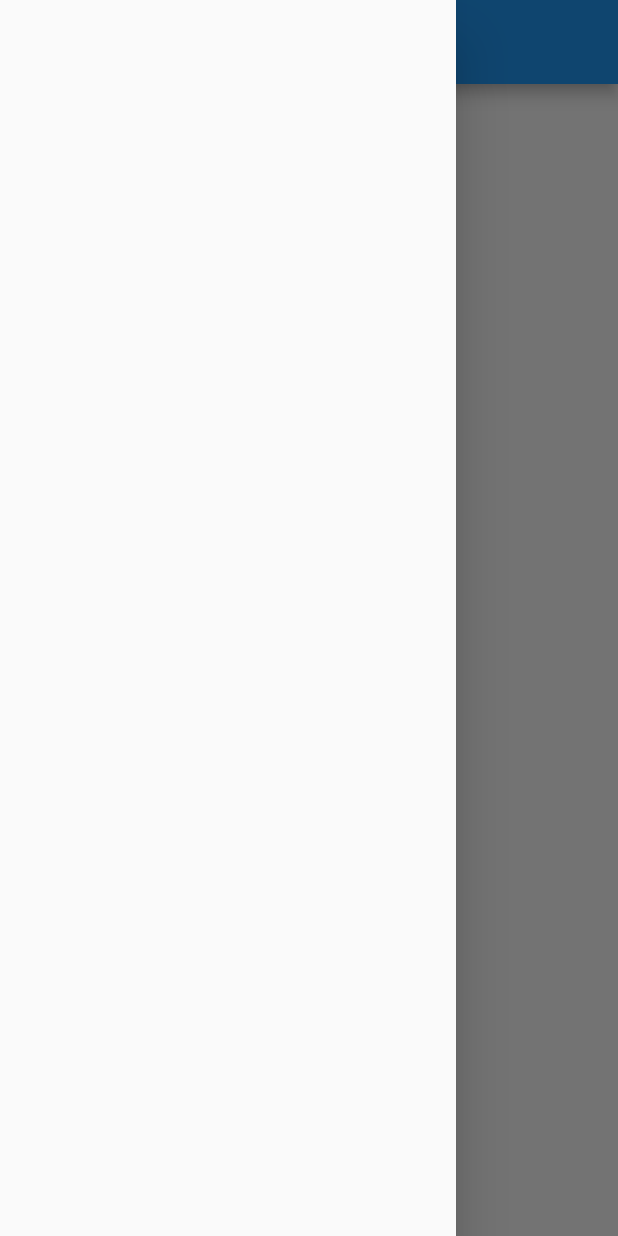
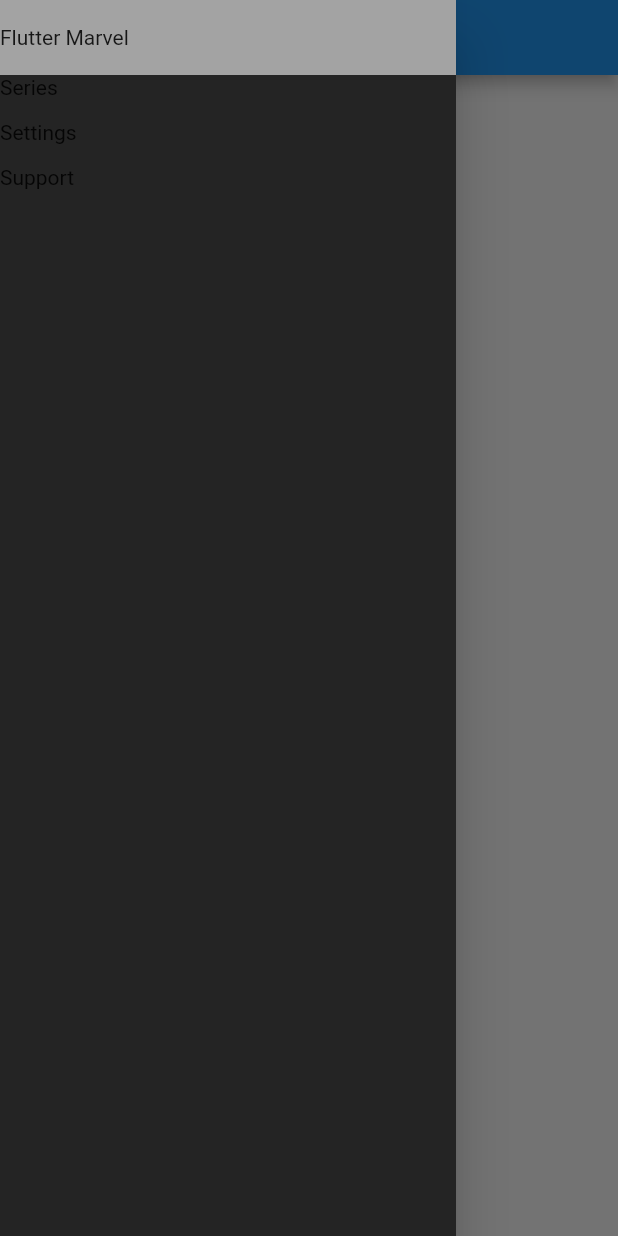
Before and after one commit to sh1l0n/flutter-marvel, a Flutter app: the screen it shows after launch, with the side drawer open, on a phone screen of 412 x 824 dp. Run offline on Flutter 3.47's test engine with Material 2 defaults, Android fonts, the phone set to English and light mode, and no system bars.

Commit message:
added gesture detector to drawer item

```diff
--- /dev/null
+++ b/lib/drawer/drawer.dart
@@ -0,0 +1,68 @@
+//
+// Created by @sh1l0n
+//
+// Licensed by GPLv3
+// This file is part of Flutter-Marvel project
+//
+
+import 'package:flutter/material.dart';
+import 'package:marvel/drawer/drawer_bloc.dart';
+
+import 'drawer_item.dart';
+
+
+class MarvelDrawer extends StatelessWidget {
+  const MarvelDrawer({Key key, @required this.bloc}) : super(key: key);
+
+  final MarvelDrawerBLoC bloc;
+
+  Widget buildHeader() {
+    final fontSize = 30;
+    return Container(
+      width: double.infinity,
+      height: 50,
+      color: Color(0xffa3a3a3),
+      child: Align(
+        alignment: Alignment.centerLeft,
+        child: Text('Flutter Marvel'),
+      )
+    );
+  }
+
+  Widget buildCategories() {
+    return Container(
+      width: double.infinity,
+      height: 200,
+      child: ListView.builder(
+        scrollDirection: Axis.vertical,
+        itemBuilder: (final BuildContext c, final int index) {
+          final title = bloc.categories[index];
+          return DrawerItem(
+            title: title,
+            onTap: () {
+              print('onTap $title');
+            }
+          );
+        },
+        itemCount: bloc.categories.length,
+      ),
+    );
+  }
+
+  @override
+  Widget build(BuildContext context) {
+    return Drawer(
+      child: Container(
+        width: double.infinity,
+        height: double.infinity,
+        color: Color(0xff242424),
+        child: Column(
+          children: [
+            buildHeader(),
+            buildCategories(),
+          ],
+        ),
+      )
+    );
+  }
+}
--- /dev/null
+++ b/lib/drawer/drawer_bloc.dart
@@ -0,0 +1,20 @@
+//
+// Created by @sh1l0n
+//
+// Licensed by GPLv3
+// This file is part of Flutter-Marvel project
+//
+
+class MarvelDrawerBLoC {
+  final Map<int, String> categories = {
+    0: 'Series',
+    1: 'Settings',
+    2: 'Support'
+  };
+
+  void selectCategory(final int id) {
+    if (categories.containsKey(id)) {
+
+    }
+  }
+}
--- /dev/null
+++ b/lib/drawer/drawer_item.dart
@@ -0,0 +1,63 @@
+//
+// Created by @sh1l0n
+//
+// Licensed by GPLv3
+// This file is part of Flutter-Marvel project
+//
+
+import 'package:flutter/material.dart';
+
+
+class DrawerItem extends StatefulWidget {
+  const DrawerItem({Key key, @required this.title, @required this.onTap}) : super(key: key);
+
+  final String title;
+  final Function onTap;
+
+  @override
+  State<StatefulWidget> createState() => _DrawerItemState();
+}
+
+class _DrawerItemState extends State<DrawerItem> {
+
+  bool _isEnabled;
+
+  @override
+  void initState() {
+    super.initState();
+    _isEnabled = true;
+  }
+
+  void _handleTap(final bool isTapDown) {
+    setState(() {
+      _isEnabled = !isTapDown;
+    });
+  }
+
+  @override
+  Widget build(BuildContext context) {
+
+    return GestureDetector(
+      onTapDown: (final TapDownDetails details) {
+        _handleTap(true);
+      },
+      onTapUp: (final TapUpDetails details) {
+        _handleTap(false);
+         widget.onTap();
+      },
+      onTapCancel: () {
+        _handleTap(false);
+      },
+      child: buildItem(),
+    );
+  }
+
+  Widget buildItem() {
+    return Container(
+      width: double.infinity,
+      height: 30,
+      color: _isEnabled ? Color(0x00ffffff) : Color(0xff000000),
+      child: Text(widget.title),
+    );
+  }
+}
--- a/lib/main.dart
+++ b/lib/main.dart
@@ -9,6 +9,8 @@
 import 'package:flutter/material.dart';
 import 'package:marvel/main_screen/main_screen_bloc.dart';
 
+import 'drawer/drawer.dart';
+import 'drawer/drawer_bloc.dart';
 import 'main_screen/main_screen.dart';
 import 'main_screen/serie_card.dart';
 
@@ -42,6 +44,7 @@ class MyHomePage extends StatefulWidget {
 class _MyHomePageState extends State<MyHomePage> {
 
   final mainScreenBloC = MainScreenBLoC();
+  final drawerBLoC = MarvelDrawerBLoC();
 
   @override
   Widget build(BuildContext context) {
@@ -50,12 +53,13 @@ class _MyHomePageState extends State<MyHomePage> {
     final isBigScreen = width>600;
 
     return Scaffold(
-      appBar: AppBar(
-        title: Text(widget.title),
+      appBar:  PreferredSize(
+          preferredSize: Size.fromHeight(50.0), // here the desired height
+          child: AppBar(
+            title: Text(widget.title),
+        ),
       ),
-      drawer: Drawer(
-        child: Container(),
-      ),
+      drawer: MarvelDrawer(bloc: drawerBLoC),
       body: Center(
         child: MainScreen(
           bloc: mainScreenBloC,
```
